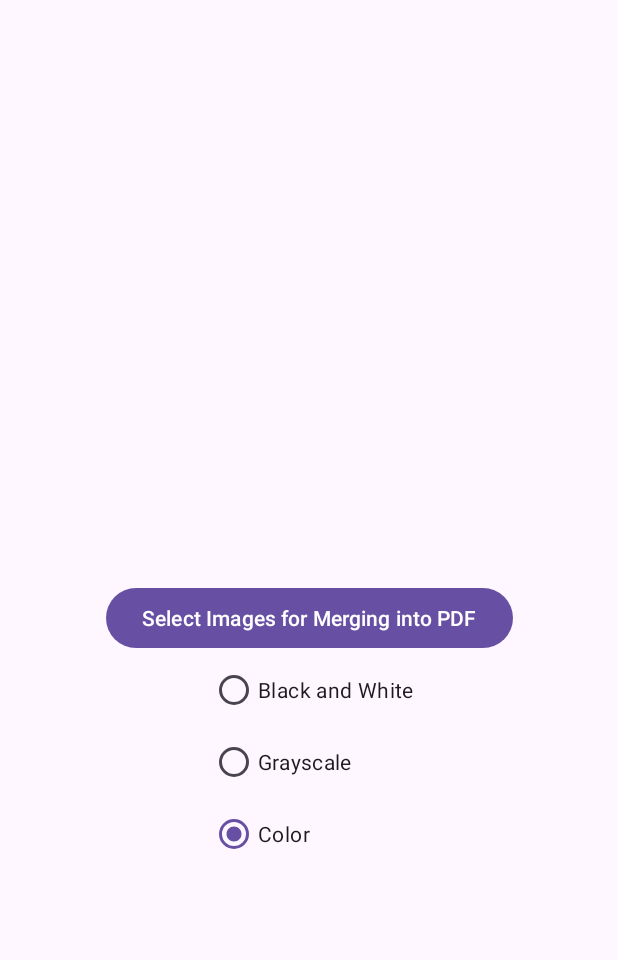
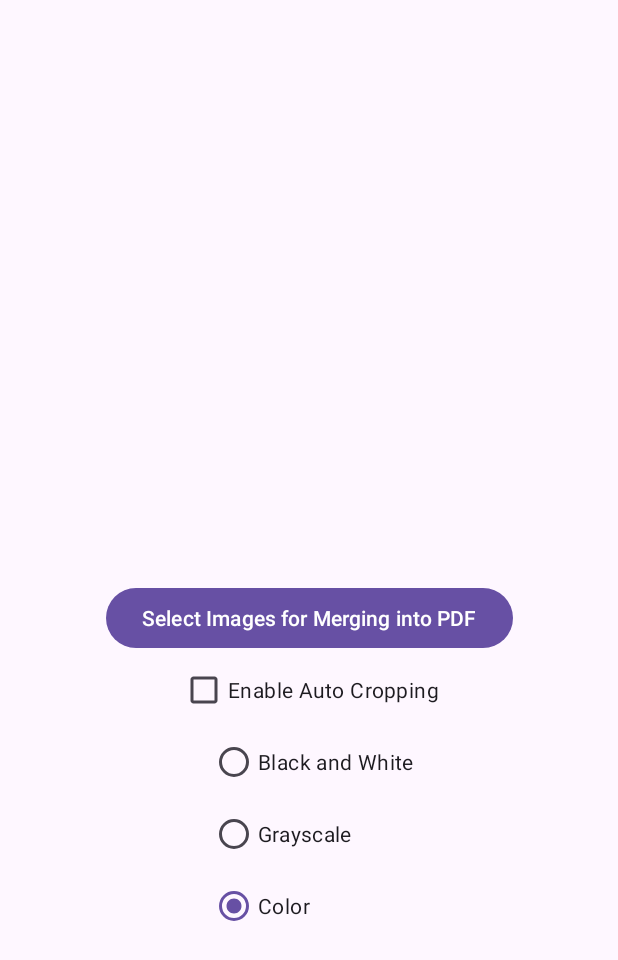
Before and after one commit to tony-xlh/Merge-Images-to-PDF, an Android app: the screen it shows after launch (MainActivity), on a phone screen of 412 x 824 dp. Shown: the top 960 px of the screen. Run offline under Robolectric (Android 15) with nearby library versions, the phone set to English and light mode, and no system bars; libraries missing offline, so code that uses them is left out: com.dynamsoft.core, com.dynamsoft.cvr, com.dynamsoft.ddn, com.dynamsoft.license, com.dynamsoft.utility; 3 statements that could not run were skipped.

Commit message:
add auto cropping

```diff
--- a/Android/PDFCreator/app/src/main/java/com/tonyxlh/pdfcreator/MainActivity.java
+++ b/Android/PDFCreator/app/src/main/java/com/tonyxlh/pdfcreator/MainActivity.java
@@ -14,6 +14,7 @@ import android.net.Uri;
 import android.os.Bundle;
 import android.util.Log;
 import android.widget.Button;
+import android.widget.CheckBox;
 import android.widget.RadioButton;
 import android.widget.TextView;
 import android.widget.Toast;
@@ -42,15 +43,11 @@ public class MainActivity extends AppCompatActivity {
     private static final String LICENSE = "DLS2eyJvcmdhbml6YXRpb25JRCI6IjIwMDAwMSJ9";
     private ActivityResultLauncher<String[]> galleryActivityLauncher;
     private CaptureVisionRouter mRouter;
-    private Context mContext;
     private TextView textView;
-    private RadioButton blackAndWhiteRadioButton;
-    private RadioButton grayRadioButton;
-    private RadioButton colorRadioButton;
+    private String templateName = EnumPresetTemplate.PT_NORMALIZE_DOCUMENT;
     @Override
     protected void onCreate(Bundle savedInstanceState) {
         super.onCreate(savedInstanceState);
-        mContext = this;
         setContentView(R.layout.activity_main);
         LicenseManager.initLicense(LICENSE, this, (isSuccess, error) -> {
             if (!isSuccess) {
@@ -59,9 +56,27 @@ public class MainActivity extends AppCompatActivity {
         });
         mRouter = new CaptureVisionRouter(MainActivity.this);
         Button selectImagesButton = findViewById(R.id.selectImagesButton);
-        blackAndWhiteRadioButton = findViewById(R.id.blackAndWhiteRadioButton);
-        grayRadioButton = findViewById(R.id.grayRadioButton);
-        colorRadioButton = findViewById(R.id.colorRadioButton);
+        RadioButton blackAndWhiteRadioButton = findViewById(R.id.blackAndWhiteRadioButton);
+        RadioButton grayRadioButton = findViewById(R.id.grayRadioButton);
+        RadioButton colorRadioButton = findViewById(R.id.colorRadioButton);
+        CheckBox enableAutoCroppingCheckBox = findViewById(R.id.enableAutoCroppingCheckBox);
+        enableAutoCroppingCheckBox.setOnCheckedChangeListener((view,checked)->{
+            try {
+                if (checked) {
+                    templateName = EnumPresetTemplate.PT_DETECT_AND_NORMALIZE_DOCUMENT;
+                }else{
+                    templateName = EnumPresetTemplate.PT_NORMALIZE_DOCUMENT;
+                    SimplifiedCaptureVisionSettings settings = mRouter.getSimplifiedSettings(EnumPresetTemplate.PT_NORMALIZE_DOCUMENT);
+                    settings.roiMeasuredInPercentage = true;
+                    settings.roi = new Quadrilateral(new Point(0,0),new Point(100,0),new Point(100,100),new Point(0,100));
+                    mRouter.updateSettings(EnumPresetTemplate.PT_NORMALIZE_DOCUMENT,settings);
+                }
+                updateColorMode(EnumImageColourMode.ICM_BINARY);
+                blackAndWhiteRadioButton.setChecked(true);
+            } catch (CaptureVisionRouterException e) {
+                throw new RuntimeException(e);
+            }
+        });
         blackAndWhiteRadioButton.setOnClickListener((view)->{
             try {
                 updateColorMode(EnumImageColourMode.ICM_BINARY);
@@ -112,10 +127,10 @@ public class MainActivity extends AppCompatActivity {
     }
 
     private void updateColorMode(int mode) throws CaptureVisionRouterException {
-        SimplifiedCaptureVisionSettings settings = mRouter.getSimplifiedSettings(EnumPresetTemplate.PT_NORMALIZE_DOCUMENT);
+        SimplifiedCaptureVisionSettings settings = mRouter.getSimplifiedSettings(templateName);
         settings.documentSettings.colourMode = mode;
         Log.d(TAG,"color mode:"+settings.documentSettings.colourMode);
-        mRouter.updateSettings(EnumPresetTemplate.PT_NORMALIZE_DOCUMENT,settings);
+        mRouter.updateSettings(templateName,settings);
     }
 
     private void mergeImagesToPDF(List<Uri> results) throws Exception {
@@ -123,12 +138,6 @@ public class MainActivity extends AppCompatActivity {
         File externalFilesDir = this.getApplicationContext().getExternalFilesDir("");
         String filename = new Date().getTime()+".pdf";
         File outputFile = new File(externalFilesDir,filename);
-        SimplifiedCaptureVisionSettings settings = mRouter.getSimplifiedSettings(EnumPresetTemplate.PT_NORMALIZE_DOCUMENT);
-        settings.roiMeasuredInPercentage = true;
-        settings.roi = new Quadrilateral(new Point(0,0),new Point(100,0),new Point(100,100),new Point(0,100));
-
-        mRouter.updateSettings(EnumPresetTemplate.PT_NORMALIZE_DOCUMENT,settings);
-
         for (Uri result:results) {
             Log.d(TAG,result.getPath());
             InputStream inp = this.getApplicationContext().getContentResolver().openInputStream(result);
@@ -139,7 +148,7 @@ public class MainActivity extends AppCompatActivity {
                 while ((nRead = inp.read(data, 0, data.length)) != -1) {
                     buffer.write(data, 0, nRead);
                 }
-                CapturedResult capturedResult = mRouter.capture(buffer.toByteArray(), EnumPresetTemplate.PT_NORMALIZE_DOCUMENT);
+                CapturedResult capturedResult = mRouter.capture(buffer.toByteArray(), templateName);
                 NormalizedImagesResult normalizedImagesResult = capturedResult.getNormalizedImagesResult();
                 if (normalizedImagesResult != null) {
                     NormalizedImageResultItem[] items = normalizedImagesResult.getItems();
--- a/Android/PDFCreator/app/src/main/res/layout/activity_main.xml
+++ b/Android/PDFCreator/app/src/main/res/layout/activity_main.xml
@@ -16,6 +16,14 @@
         app:layout_constraintStart_toStartOf="parent"
         app:layout_constraintTop_toTopOf="parent" />
 
+    <CheckBox
+        android:id="@+id/enableAutoCroppingCheckBox"
+        android:layout_width="wrap_content"
+        android:layout_height="wrap_content"
+        android:text="Enable Auto Cropping"
+        app:layout_constraintEnd_toEndOf="parent"
+        app:layout_constraintStart_toStartOf="parent"
+        app:layout_constraintTop_toBottomOf="@+id/selectImagesButton" />
 
     <RadioGroup
         android:id="@+id/radioGroup"
@@ -25,7 +33,7 @@
         android:layout_marginEnd="148dp"
         app:layout_constraintEnd_toEndOf="parent"
         app:layout_constraintStart_toStartOf="parent"
-        app:layout_constraintTop_toBottomOf="@+id/selectImagesButton">
+        app:layout_constraintTop_toBottomOf="@+id/enableAutoCroppingCheckBox">
 
         <RadioButton
             android:id="@+id/blackAndWhiteRadioButton"
```
